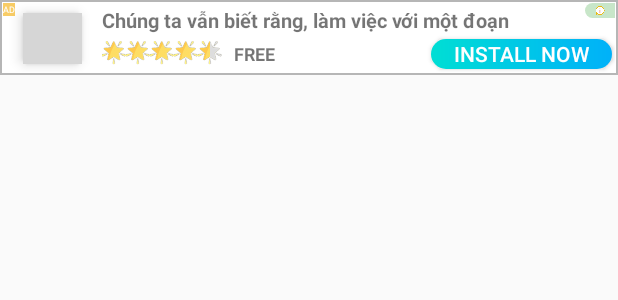
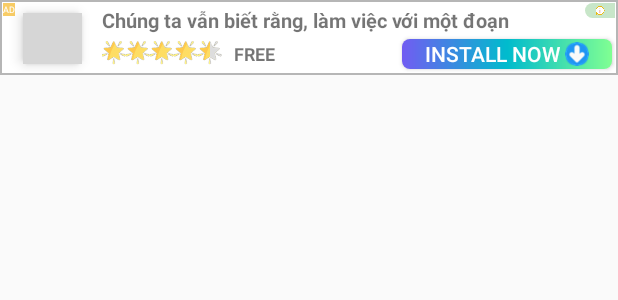
Before and after one commit to taptapstudio/TapsAds, an Android app: the layout tap_ads_natice_banner.xml on its own in the app's theme, with its tools: preview values and no code run, on a phone screen of 412 x 824 dp. Shown: the top 300 px of the screen. Run offline under Robolectric (Android 15) with nearby library versions, the phone set to English and light mode, and no system bars; grey boxes are pictures that could not be loaded.

Commit message:
update 1.0.4

```diff
--- a/crosspromote/src/main/res/drawable/btn_app_cta.xml
+++ b/crosspromote/src/main/res/drawable/btn_app_cta.xml
@@ -1,12 +1,13 @@
 <?xml version="1.0" encoding="utf-8"?>
 <shape xmlns:android="http://schemas.android.com/apk/res/android" android:shape="rectangle" >
     <corners
-        android:radius="10dp"
+        android:radius="5dp"
         />
     <gradient
 
-        android:startColor="#00DED4"
-        android:endColor="#00B1F9"
+        android:startColor="#715CF2"
+        android:centerColor="#00BBCD"
+        android:endColor="#80FF92"
         android:type="linear"
         />
 </shape>
--- a/crosspromote/src/main/res/layout/tap_ads_natice_banner.xml
+++ b/crosspromote/src/main/res/layout/tap_ads_natice_banner.xml
@@ -112,6 +112,9 @@
         android:layout_marginRight="2dp"
         android:layout_marginBottom="2dp"
         android:background="@drawable/btn_app_cta"
+        android:drawableEnd="@drawable/ic_cta_download"
+        android:drawableRight="@drawable/ic_cta_download"
+        android:drawablePadding="3dp"
         android:elevation="2dp"
         android:paddingLeft="15dp"
         android:paddingRight="15dp"
--- a/crosspromote/src/main/res/values/strings.xml
+++ b/crosspromote/src/main/res/values/strings.xml
@@ -1,4 +1,4 @@
 <resources>
     <string name="app_name">Crosspromote ads</string>
-    <string name="install_now">Install Now</string>
+    <string name="install_now">Install Now </string>
 </resources>
```
Also changed, not shown: crosspromote/src/main/java/com/taptap/crosspromote/ads/CrossPromote.kt (+13 -4 lines), crosspromote/src/main/res/layout/tap_ads_native.xml (+10 -7 lines), crosspromote/src/main/res/drawable-hdpi/ic_cta_download.png (added), crosspromote/src/main/res/drawable-mdpi/ic_cta_download.png (added), crosspromote/src/main/res/drawable-xhdpi/ic_cta_download.png (added), crosspromote/src/main/res/drawable-xxhdpi/ic_cta_download.png (added), crosspromote/src/main/res/drawable-xxxhdpi/ic_cta_download.png (added), 1 other file.
